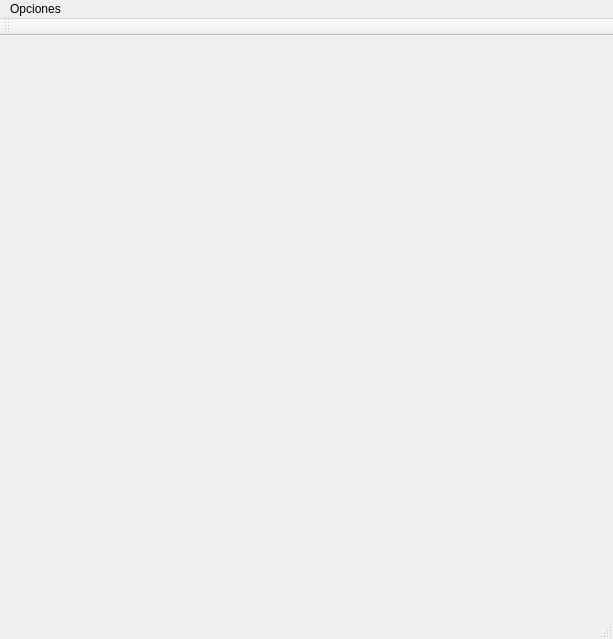
The window that Fifteen_Puzzle_AI/maingamewindow.ui (Madophs/AI_15_Puzzle) describes before a commit, drawn with Qt 5.
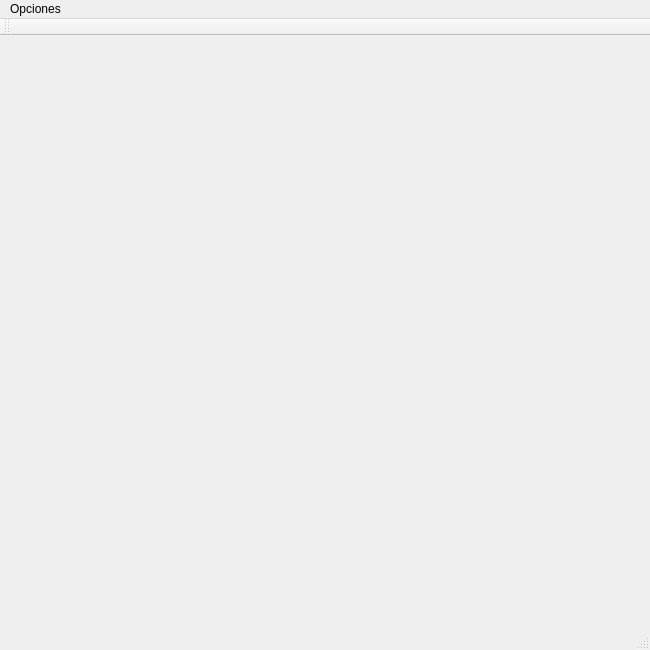
The same window after the commit.

```diff
--- a/Fifteen_Puzzle_AI/maingamewindow.ui
+++ b/Fifteen_Puzzle_AI/maingamewindow.ui
@@ -6,8 +6,8 @@
    <rect>
     <x>0</x>
     <y>0</y>
-    <width>613</width>
-    <height>639</height>
+    <width>650</width>
+    <height>650</height>
    </rect>
   </property>
   <property name="windowTitle">
@@ -19,7 +19,7 @@
     <rect>
      <x>0</x>
      <y>0</y>
-     <width>613</width>
+     <width>650</width>
      <height>23</height>
     </rect>
    </property>
```
